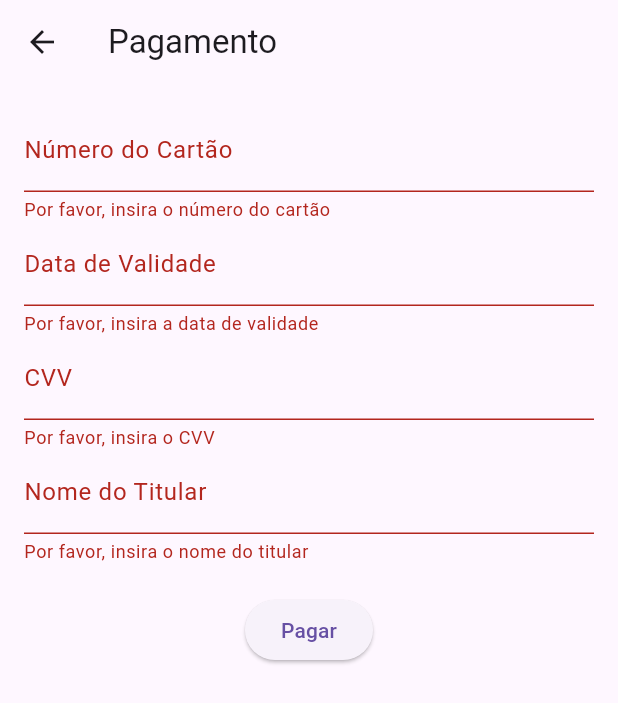
After one commit to Fortefy-RP2/Fortefy-v2, a Flutter app: the PagamentoScreen screen opened by its route, after a tap on "Pagar", on a phone screen of 412 x 824 dp. The commit adds this screen. Shown: the top 703 px of the screen. Run offline on Flutter 3.47's test engine with Material 3 defaults, Android fonts, the phone set to English and light mode, and no system bars; our stand-ins replace image_picker; missing offline and left inert: postgres.

Commit message:
tela de pagamento

```diff
--- a/lib/database/database.dart
+++ b/lib/database/database.dart
@@ -13,8 +13,8 @@ class DatabaseService {
           host: 'localhost',
           port: 5432,
           database: 'fortefydb',
-          username: 'andre',
-          password: 'andre',
+          username: 'fortefy_app',
+          password: 'fortefy_senha',
         ),
         settings: ConnectionSettings(
             sslMode: SslMode.disable,
--- a/lib/main.dart
+++ b/lib/main.dart
@@ -5,6 +5,8 @@ import 'screens/login.dart';
 import 'screens/aluno.dart';
 import 'screens/personal.dart';
 import 'screens/start.dart';
+import 'screens/pagamento.dart';
+import 'screens/pagamento.dart';
 //import 'screens/configuracoes_screen.dart';
 //import 'screens/chats_screen.dart';
 
@@ -35,6 +37,7 @@ class FortefyApp extends StatelessWidget {
         '/cadastro': (context) => CadastroScreen(),
         '/login': (context) => LoginScreen(),
         '/configuracoes': (context) => ConfiguracoesWidget(),
+        '/pagamento': (context) => PagamentoScreen(),
       },
     );
   }
--- /dev/null
+++ b/lib/screens/pagamento.dart
@@ -0,0 +1,114 @@
+import 'package:flutter/material.dart';
+import '../services/pagamento_service.dart';
+
+class PagamentoScreen extends StatefulWidget {
+  const PagamentoScreen({super.key});
+
+  @override
+  _PagamentoScreenState createState() => _PagamentoScreenState();
+}
+
+class _PagamentoScreenState extends State<PagamentoScreen> {
+  final GlobalKey<FormState> _formKey = GlobalKey<FormState>();
+  final TextEditingController _cardNumberController = TextEditingController();
+  final TextEditingController _expiryDateController = TextEditingController();
+  final TextEditingController _cvvController = TextEditingController();
+  final TextEditingController _cardHolderNameController = TextEditingController();
+  final PagamentoService _pagamentoService = PagamentoService();
+
+  @override
+  void dispose() {
+    _cardNumberController.dispose();
+    _expiryDateController.dispose();
+    _cvvController.dispose();
+    _cardHolderNameController.dispose();
+    super.dispose();
+  }
+
+  void _submitPayment() async {
+    if (_formKey.currentState!.validate()) {
+      bool sucesso = await _pagamentoService.processarPagamento(
+        numeroCartao: _cardNumberController.text,
+        dataValidade: _expiryDateController.text,
+        cvv: _cvvController.text,
+        nomeTitular: _cardHolderNameController.text,
+      );
+      if (sucesso) {
+        ScaffoldMessenger.of(context).showSnackBar(
+          SnackBar(content: Text('Pagamento realizado com sucesso!')),
+        );
+      } else {
+        ScaffoldMessenger.of(context).showSnackBar(
+          SnackBar(content: Text('Falha no pagamento. Tente novamente.')),
+        );
+      }
+    }
+  }
+
+  @override
+  Widget build(BuildContext context) {
+    return Scaffold(
+      appBar: AppBar(
+        title: Text('Pagamento'),
+      ),
+      body: Padding(
+        padding: const EdgeInsets.all(16.0),
+        child: Form(
+          key: _formKey,
+          child: Column(
+            children: [
+              TextFormField(
+                controller: _cardNumberController,
+                decoration: InputDecoration(labelText: 'Número do Cartão'),
+                keyboardType: TextInputType.number,
+                validator: (value) {
+                  if (value == null || value.isEmpty) {
+                    return 'Por favor, insira o número do cartão';
+                  }
+                  return null;
+                },
+              ),
+              TextFormField(
+                controller: _expiryDateController,
+                decoration: InputDecoration(labelText: 'Data de Validade'),
+                keyboardType: TextInputType.datetime,
+                validator: (value) {
+                  if (value == null || value.isEmpty) {
+                    return 'Por favor, insira a data de validade';
+                  }
+                  return null;
+                },
+              ),
+              TextFormField(
+                controller: _cvvController,
+                decoration: InputDecoration(labelText: 'CVV'),
+                keyboardType: TextInputType.number,
+                validator: (value) {
+                  if (value == null || value.isEmpty) {
+                    return 'Por favor, insira o CVV';
+                  }
+                  return null;
+                },
+              ),
+              TextFormField(
+                controller: _cardHolderNameController,
+                decoration: InputDecoration(labelText: 'Nome do Titular'),
+                validator: (value) {
+                  if (value == null || value.isEmpty) {
+                    return 'Por favor, insira o nome do titular';
+                  }
+                  return null;
+                },
+              ),
+              SizedBox(height: 20),
+              ElevatedButton(
+                onPressed: _submitPayment,
+                child: Text('Pagar'),
+              ),
+            ],
+          ),
+        ),
+      ),
+    );
+  }
+}
--- /dev/null
+++ b/lib/services/pagamento_service.dart
@@ -0,0 +1,21 @@
+import 'package:flutter/foundation.dart';
+
+class PagamentoService {
+  Future<bool> processarPagamento({
+    required String numeroCartao,
+    required String dataValidade,
+    required String cvv,
+    required String nomeTitular,
+  }) async {
+    // Simulação de processamento de pagamento
+    if (kDebugMode) {
+      debugPrint('Processando pagamento com os dados:');
+      debugPrint('Número do Cartão: $numeroCartao');
+      debugPrint('Data de Validade: $dataValidade');
+      debugPrint('CVV: $cvv');
+      debugPrint('Nome do Titular: $nomeTitular');
+    }
+    await Future.delayed(Duration(seconds: 2)); // Simula um atraso no processamento
+    return true; // Retorna true para indicar que o pagamento foi bem-sucedido
+  }
+}
```
Also changed, not shown: lib/screens/personal.dart (line endings or trailing spaces), pubspec.yaml (line endings or trailing spaces).
